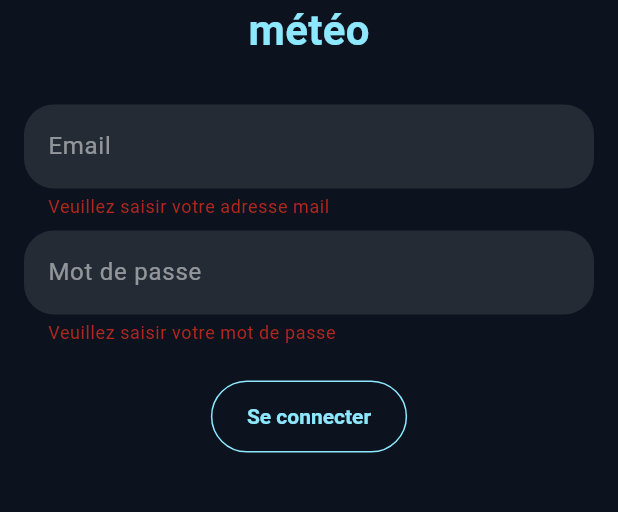
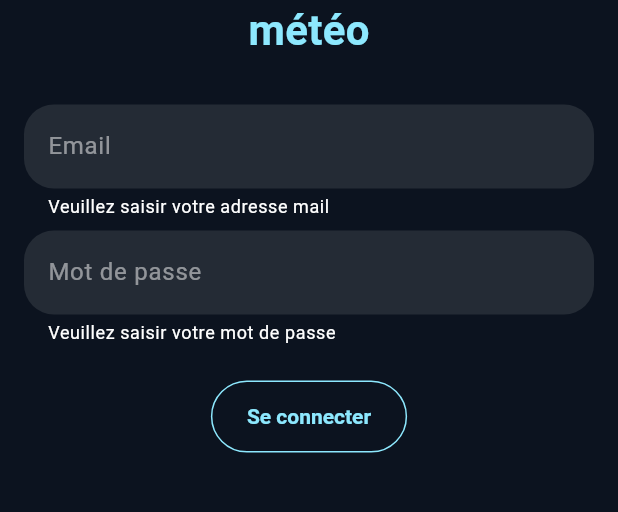
Before and after one commit to rjc721/meteo_sncf, a Flutter app: the screen it shows after launch, after a tap on "Se connecter", on a phone screen of 412 x 824 dp, the part 437-949 px from its top. Run offline on Flutter 3.47's test engine with Material 2 defaults, Android fonts, the phone set to English and light mode, and no system bars; our stand-ins replace dio, get_it; generated files the repository leaves out were written again; network calls fail.

Commit message:
Modifier la couleur du texte erreur (en blanc)

```diff
--- a/lib/app_theme.dart
+++ b/lib/app_theme.dart
@@ -11,6 +11,7 @@ class AppTheme {
           ),
           filled: true,
           fillColor: AppColors.secondaryBackground,
+          errorStyle: const TextStyle(color: Colors.white),
           hintStyle: TextStyle(color: Colors.white.withOpacity(0.5)),
         ),
         outlinedButtonTheme: OutlinedButtonThemeData(
```
